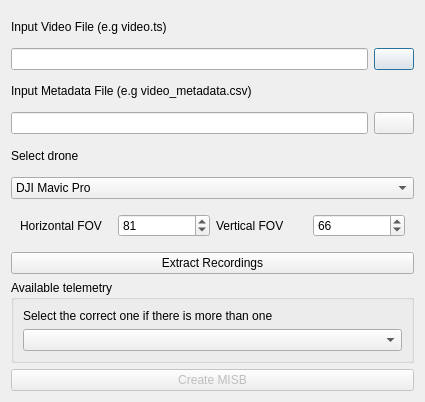
Qt form code/ui/ui_FmvMultiplexer.ui (All4Gis/QGISFMV) before a commit.
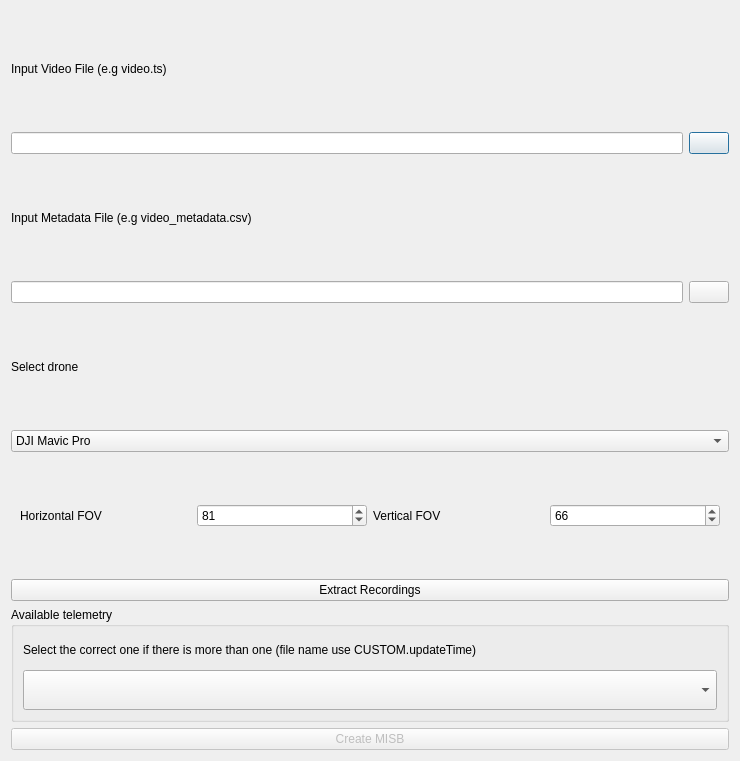
The same form after that commit. Icons and pictures are not drawn.

```diff
--- a/code/ui/ui_FmvMultiplexer.ui
+++ b/code/ui/ui_FmvMultiplexer.ui
@@ -6,8 +6,8 @@
    <rect>
     <x>0</x>
     <y>0</y>
-    <width>425</width>
-    <height>402</height>
+    <width>740</width>
+    <height>761</height>
    </rect>
   </property>
   <property name="windowTitle">
@@ -144,19 +144,56 @@
    </item>
    <item>
     <widget class="QGroupBox" name="gb_telemetry">
+     <property name="minimumSize">
+      <size>
+       <width>0</width>
+       <height>0</height>
+      </size>
+     </property>
      <property name="title">
       <string>Available telemetry</string>
      </property>
+     <property name="flat">
+      <bool>false</bool>
+     </property>
+     <property name="checkable">
+      <bool>false</bool>
+     </property>
      <layout class="QVBoxLayout" name="verticalLayout_3">
       <item>
        <widget class="QLabel" name="label_6">
+        <property name="sizePolicy">
+         <sizepolicy hsizetype="Preferred" vsizetype="Fixed">
+          <horstretch>0</horstretch>
+          <verstretch>0</verstretch>
+         </sizepolicy>
+        </property>
+        <property name="minimumSize">
+         <size>
+          <width>0</width>
+          <height>0</height>
+         </size>
+        </property>
         <property name="text">
-         <string>Select the correct one if there is more than one</string>
+         <string>Select the correct one if there is more than one (file name use CUSTOM.updateTime)</string>
+        </property>
+        <property name="scaledContents">
+         <bool>true</bool>
+        </property>
+        <property name="wordWrap">
+         <bool>true</bool>
         </property>
        </widget>
       </item>
       <item>
-       <widget class="QComboBox" name="cmb_telemetry"/>
+       <widget class="QComboBox" name="cmb_telemetry">
+        <property name="sizePolicy">
+         <sizepolicy hsizetype="Preferred" vsizetype="Preferred">
+          <horstretch>0</horstretch>
+          <verstretch>0</verstretch>
+         </sizepolicy>
+        </property>
+       </widget>
       </item>
      </layout>
     </widget>
```
